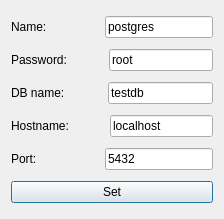
Above: BugTracker/tracker/BugTracker/dbsetdialog.ui from hojdars/BugTracker before the change. Below: the same form after it.
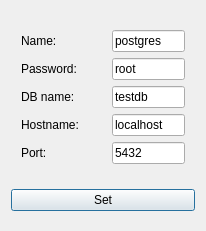
That is the form after the change.

The edit to the form file:
```diff
--- a/BugTracker/tracker/BugTracker/dbsetdialog.ui
+++ b/BugTracker/tracker/BugTracker/dbsetdialog.ui
@@ -6,8 +6,8 @@
    <rect>
     <x>0</x>
     <y>0</y>
-    <width>224</width>
-    <height>219</height>
+    <width>206</width>
+    <height>231</height>
    </rect>
   </property>
   <property name="windowTitle">
@@ -15,19 +15,81 @@
   </property>
   <layout class="QVBoxLayout" name="verticalLayout">
    <item>
-    <layout class="QHBoxLayout" name="horizontalLayout_5">
+    <layout class="QHBoxLayout" name="horizontalLayout_6" stretch="30,5,30">
+     <property name="leftMargin">
+      <number>10</number>
+     </property>
+     <property name="topMargin">
+      <number>10</number>
+     </property>
+     <property name="rightMargin">
+      <number>10</number>
+     </property>
+     <property name="bottomMargin">
+      <number>10</number>
+     </property>
+     <item>
+      <layout class="QVBoxLayout" name="verticalLayout_3">
      <item>
       <widget class="QLabel" name="label_5">
        <property name="text">
         <string>Name:</string>
        </property>
-      </widget>
+         <property name="alignment">
+          <set>Qt::AlignLeading|Qt::AlignLeft|Qt::AlignVCenter</set>
+         </property>
+        </widget>
+       </item>
+       <item>
+        <widget class="QLabel" name="label">
+         <property name="text">
+          <string>Password:</string>
+         </property>
+         <property name="alignment">
+          <set>Qt::AlignLeading|Qt::AlignLeft|Qt::AlignVCenter</set>
+         </property>
+        </widget>
+       </item>
+       <item>
+        <widget class="QLabel" name="label_2">
+         <property name="text">
+          <string>DB name:</string>
+         </property>
+         <property name="alignment">
+          <set>Qt::AlignLeading|Qt::AlignLeft|Qt::AlignVCenter</set>
+         </property>
+        </widget>
+       </item>
+       <item>
+        <widget class="QLabel" name="label_3">
+         <property name="text">
+          <string>Hostname:</string>
+         </property>
+         <property name="alignment">
+          <set>Qt::AlignLeading|Qt::AlignLeft|Qt::AlignVCenter</set>
+         </property>
+        </widget>
+       </item>
+       <item>
+        <widget class="QLabel" name="label_4">
+         <property name="text">
+          <string>Port:</string>
+         </property>
+         <property name="alignment">
+          <set>Qt::AlignLeading|Qt::AlignLeft|Qt::AlignVCenter</set>
+         </property>
+        </widget>
+       </item>
+      </layout>
      </item>
      <item>
       <spacer name="horizontalSpacer_5">
        <property name="orientation">
         <enum>Qt::Horizontal</enum>
        </property>
+       <property name="sizeType">
+        <enum>QSizePolicy::Expanding</enum>
+       </property>
        <property name="sizeHint" stdset="0">
         <size>
          <width>40</width>
@@ -36,6 +98,8 @@
        </property>
       </spacer>
      </item>
+     <item>
+      <layout class="QVBoxLayout" name="verticalLayout_2">
      <item>
       <widget class="QLineEdit" name="le_username">
        <property name="text">
@@ -43,30 +107,6 @@
        </property>
       </widget>
      </item>
-    </layout>
-   </item>
-   <item>
-    <layout class="QHBoxLayout" name="horizontalLayout">
-     <item>
-      <widget class="QLabel" name="label">
-       <property name="text">
-        <string>Password:</string>
-       </property>
-      </widget>
-     </item>
-     <item>
-      <spacer name="horizontalSpacer">
-       <property name="orientation">
-        <enum>Qt::Horizontal</enum>
-       </property>
-       <property name="sizeHint" stdset="0">
-        <size>
-         <width>40</width>
-         <height>20</height>
-        </size>
-       </property>
-      </spacer>
-     </item>
      <item>
       <widget class="QLineEdit" name="le_pass">
        <property name="text">
@@ -74,30 +114,6 @@
        </property>
       </widget>
      </item>
-    </layout>
-   </item>
-   <item>
-    <layout class="QHBoxLayout" name="horizontalLayout_2">
-     <item>
-      <widget class="QLabel" name="label_2">
-       <property name="text">
-        <string>DB name:</string>
-       </property>
-      </widget>
-     </item>
-     <item>
-      <spacer name="horizontalSpacer_2">
-       <property name="orientation">
-        <enum>Qt::Horizontal</enum>
-       </property>
-       <property name="sizeHint" stdset="0">
-        <size>
-         <width>40</width>
-         <height>20</height>
-        </size>
-       </property>
-      </spacer>
-     </item>
      <item>
       <widget class="QLineEdit" name="le_dbname">
        <property name="text">
@@ -105,30 +121,6 @@
        </property>
       </widget>
      </item>
-    </layout>
-   </item>
-   <item>
-    <layout class="QHBoxLayout" name="horizontalLayout_3">
-     <item>
-      <widget class="QLabel" name="label_3">
-       <property name="text">
-        <string>Hostname:</string>
-       </property>
-      </widget>
-     </item>
-     <item>
-      <spacer name="horizontalSpacer_3">
-       <property name="orientation">
-        <enum>Qt::Horizontal</enum>
-       </property>
-       <property name="sizeHint" stdset="0">
-        <size>
-         <width>40</width>
-         <height>20</height>
-        </size>
-       </property>
-      </spacer>
-     </item>
      <item>
       <widget class="QLineEdit" name="le_hostaname">
        <property name="text">
@@ -136,36 +128,14 @@
        </property>
       </widget>
      </item>
-    </layout>
-   </item>
-   <item>
-    <layout class="QHBoxLayout" name="horizontalLayout_4">
-     <item>
-      <widget class="QLabel" name="label_4">
-       <property name="text">
-        <string>Port:</string>
-       </property>
-      </widget>
-     </item>
-     <item>
-      <spacer name="horizontalSpacer_4">
-       <property name="orientation">
-        <enum>Qt::Horizontal</enum>
-       </property>
-       <property name="sizeHint" stdset="0">
-        <size>
-         <width>40</width>
-         <height>20</height>
-        </size>
-       </property>
-      </spacer>
-     </item>
      <item>
       <widget class="QLineEdit" name="le_port">
        <property name="text">
         <string>5432</string>
        </property>
       </widget>
+       </item>
+      </layout>
      </item>
     </layout>
    </item>
```
Lines whose indentation alone changed are shown as unchanged.
